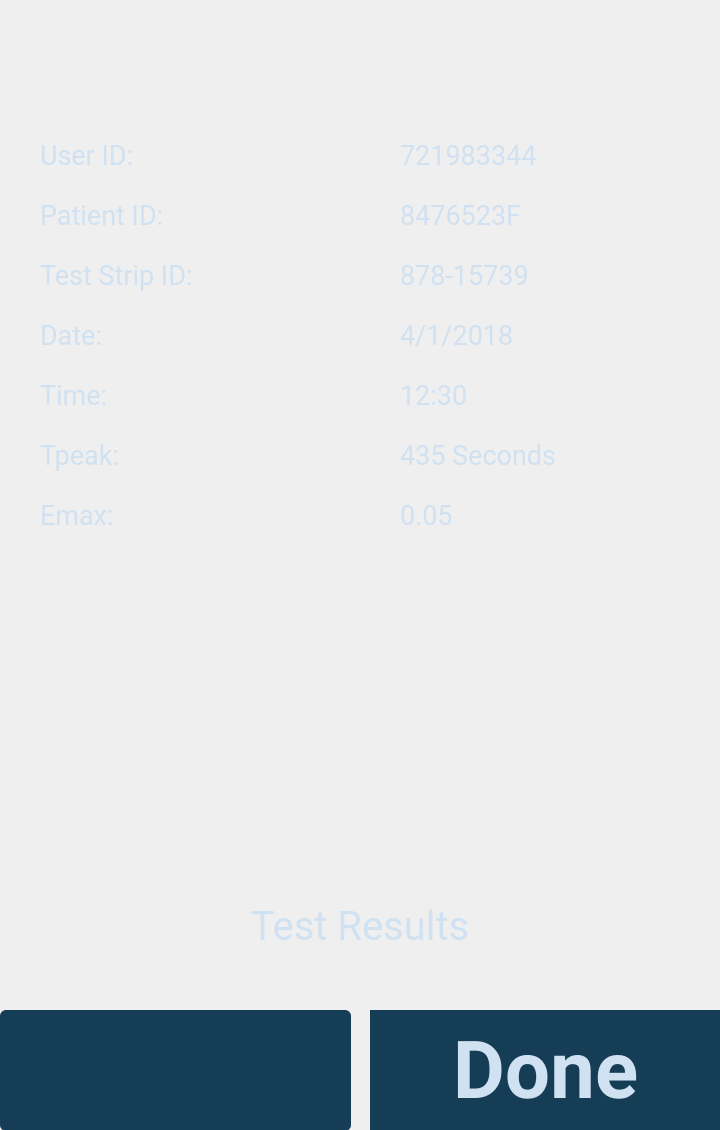
Above: testresultdetails.ui from davidrosso/XaTek before the change. Below: the same form after it.
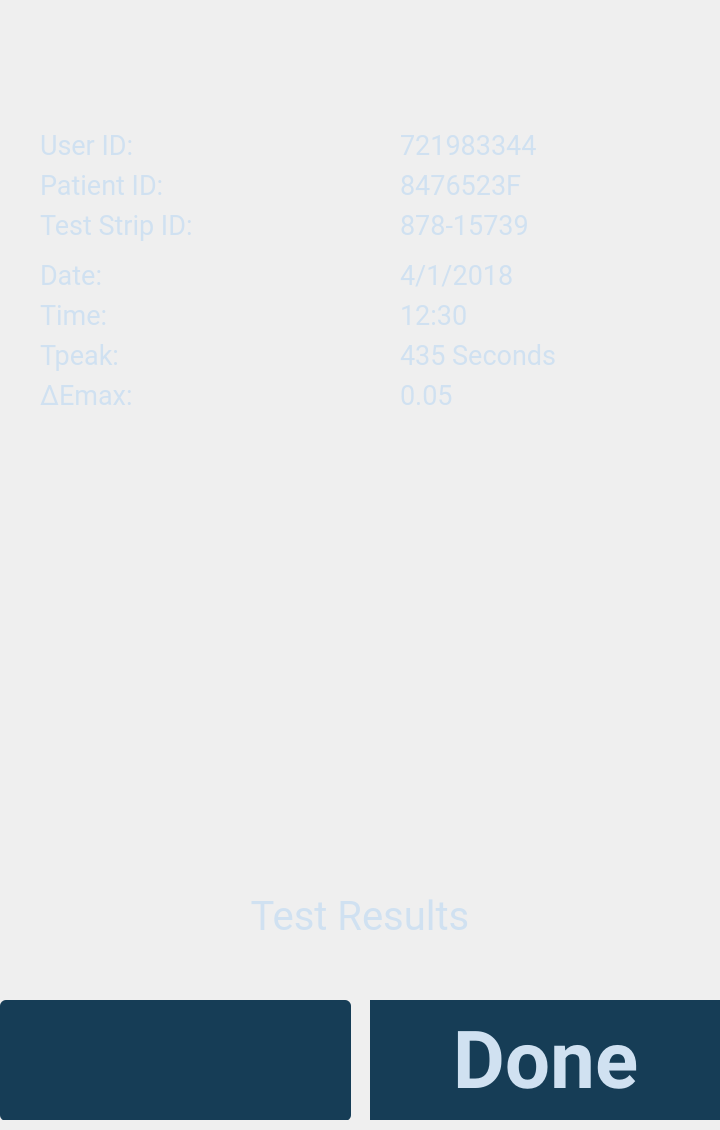
That is the form after the change. Icons and pictures are not drawn.

Commit message: fixed ui for datetime and viewing test results

Patch:
```diff
--- a/testresultdetails.ui
+++ b/testresultdetails.ui
@@ -17,7 +17,7 @@
    <property name="geometry">
     <rect>
      <x>0</x>
-     <y>0</y>
+     <y>-10</y>
      <width>720</width>
      <height>1130</height>
     </rect>
@@ -139,7 +139,7 @@
      <property name="geometry">
       <rect>
        <x>40</x>
-       <y>200</y>
+       <y>180</y>
        <width>171</width>
        <height>31</height>
       </rect>
@@ -161,7 +161,7 @@
      <property name="geometry">
       <rect>
        <x>40</x>
-       <y>260</y>
+       <y>220</y>
        <width>171</width>
        <height>31</height>
       </rect>
@@ -183,7 +183,7 @@
      <property name="geometry">
       <rect>
        <x>40</x>
-       <y>320</y>
+       <y>270</y>
        <width>171</width>
        <height>31</height>
       </rect>
@@ -205,7 +205,7 @@
      <property name="geometry">
       <rect>
        <x>40</x>
-       <y>380</y>
+       <y>310</y>
        <width>171</width>
        <height>31</height>
       </rect>
@@ -227,7 +227,7 @@
      <property name="geometry">
       <rect>
        <x>40</x>
-       <y>440</y>
+       <y>350</y>
        <width>171</width>
        <height>31</height>
       </rect>
@@ -249,7 +249,7 @@
      <property name="geometry">
       <rect>
        <x>40</x>
-       <y>500</y>
+       <y>390</y>
        <width>171</width>
        <height>31</height>
       </rect>
@@ -264,7 +264,7 @@
       <string notr="true">color: rgb(208,225,241);</string>
      </property>
      <property name="text">
-      <string>Emax:</string>
+      <string>ΔEmax:</string>
      </property>
     </widget>
     <widget class="QLabel" name="labelUserIDValue">
@@ -293,7 +293,7 @@
      <property name="geometry">
       <rect>
        <x>400</x>
-       <y>200</y>
+       <y>180</y>
        <width>171</width>
        <height>31</height>
       </rect>
@@ -315,7 +315,7 @@
      <property name="geometry">
       <rect>
        <x>400</x>
-       <y>260</y>
+       <y>220</y>
        <width>171</width>
        <height>31</height>
       </rect>
@@ -337,7 +337,7 @@
      <property name="geometry">
       <rect>
        <x>400</x>
-       <y>320</y>
+       <y>270</y>
        <width>171</width>
        <height>31</height>
       </rect>
@@ -359,7 +359,7 @@
      <property name="geometry">
       <rect>
        <x>400</x>
-       <y>440</y>
+       <y>350</y>
        <width>171</width>
        <height>31</height>
       </rect>
@@ -381,7 +381,7 @@
      <property name="geometry">
       <rect>
        <x>400</x>
-       <y>500</y>
+       <y>390</y>
        <width>171</width>
        <height>31</height>
       </rect>
@@ -403,7 +403,7 @@
      <property name="geometry">
       <rect>
        <x>400</x>
-       <y>380</y>
+       <y>310</y>
        <width>171</width>
        <height>31</height>
       </rect>
```
The commit also changes 5 other files.
